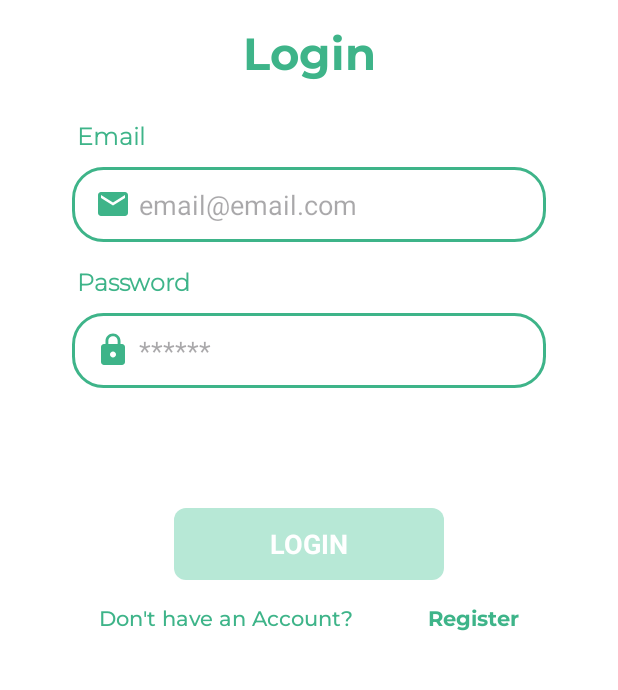
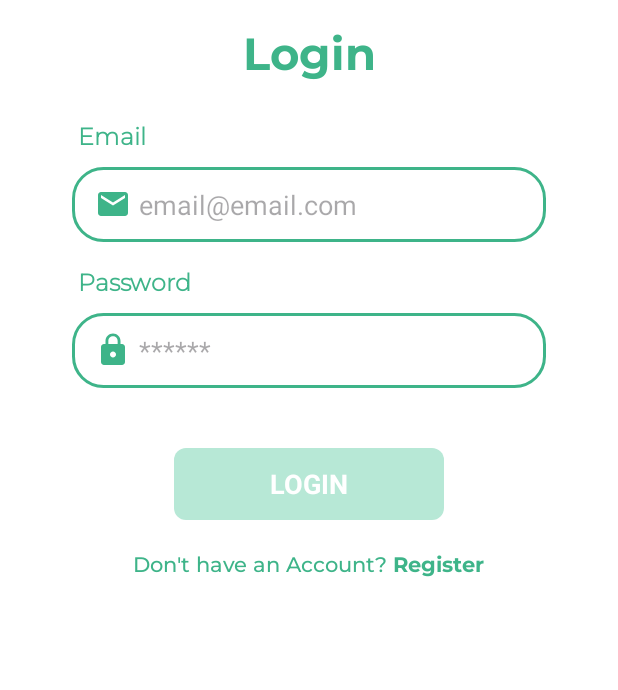
Before and after one commit to grandier/Nutricipe, an Android app: the LoginActivity screen opened directly, with no data from a screen before it, on a phone screen of 412 x 824 dp, the part 302-992 px from its top. Run offline under Robolectric (Android 15) with nearby library versions, the phone set to English and light mode, and no system bars.

Commit message:
fix bug in Form Login and Register

```diff
--- a/Mobile Development/app/src/main/res/layout/activity_login.xml
+++ b/Mobile Development/app/src/main/res/layout/activity_login.xml
@@ -9,7 +9,7 @@
 
     <androidx.constraintlayout.widget.ConstraintLayout
         android:layout_width="match_parent"
-        android:layout_height="match_parent"
+        android:layout_height="wrap_content"
         android:padding="16dp">
 
         <ImageView
@@ -29,7 +29,6 @@
             android:layout_width="wrap_content"
             android:layout_height="wrap_content"
             android:layout_marginTop="16dp"
-
             android:fontFamily="@font/montserrat_bold"
             android:text="@string/login"
             android:textColor="@color/mint"
@@ -39,119 +38,115 @@
             app:layout_constraintStart_toStartOf="parent"
             app:layout_constraintTop_toBottomOf="@id/iv_applogo" />
 
+        <LinearLayout
+            android:id="@+id/form_container"
+            android:layout_width="match_parent"
+            android:layout_height="wrap_content"
+            android:layout_marginTop="25dp"
+            android:orientation="vertical"
+            android:paddingStart="32dp"
+            android:paddingEnd="32dp"
+            app:layout_constraintEnd_toEndOf="parent"
+            app:layout_constraintStart_toStartOf="parent"
+            app:layout_constraintTop_toBottomOf="@+id/tv_login">
+
             <TextView
                 android:id="@+id/tv_email"
                 android:layout_width="wrap_content"
                 android:layout_height="wrap_content"
-            android:layout_marginStart="35dp"
-            android:layout_marginTop="25dp"
-
+                android:layout_marginStart="4dp"
                 android:fontFamily="@font/montserrat_light"
+                android:text="@string/email"
                 android:textColor="@color/mint"
-            android:text="@string/email"
                 android:textSize="16sp"
-            android:textStyle="bold"
-            app:layout_constraintStart_toStartOf="parent"
-            app:layout_constraintTop_toBottomOf="@+id/tv_login" />
+                android:textStyle="bold" />
 
             <com.capstone.nutricipe.ui.customview.EmailEditText
                 android:id="@+id/et_email"
-            android:layout_width="0dp"
+                android:layout_width="match_parent"
                 android:layout_height="50dp"
-            android:layout_marginStart="32dp"
                 android:layout_marginTop="10dp"
-            android:layout_marginEnd="32dp"
-
                 android:background="@drawable/edt_bg"
-            android:drawableLeft="@drawable/baseline_email_24"
+                android:drawableStart="@drawable/baseline_email_24"
                 android:drawablePadding="5dp"
                 android:gravity="start|center_vertical"
-            android:paddingLeft="15dp"
+                android:paddingStart="15dp"
+                android:paddingEnd="15dp"
                 android:paddingTop="5dp"
                 android:paddingBottom="5dp"
-            android:textColor="@color/black"
-            app:layout_constraintEnd_toEndOf="parent"
-            app:layout_constraintStart_toStartOf="parent"
-            app:layout_constraintTop_toBottomOf="@+id/tv_email" />
-
+                android:hint="@string/email_hint"
+                android:textColor="@color/black" />
 
             <TextView
                 android:id="@+id/tv_password"
                 android:layout_width="wrap_content"
                 android:layout_height="wrap_content"
-            android:layout_marginStart="35dp"
+                android:layout_marginStart="4dp"
                 android:layout_marginTop="16dp"
-
                 android:fontFamily="@font/montserrat_light"
                 android:text="@string/password"
                 android:textColor="@color/mint"
                 android:textSize="16sp"
-            android:textStyle="bold"
-            app:layout_constraintStart_toStartOf="parent"
-            app:layout_constraintTop_toBottomOf="@+id/et_email" />
+                android:textStyle="bold" />
 
             <com.capstone.nutricipe.ui.customview.PasswordEditText
                 android:id="@+id/et_password"
-            android:layout_width="0dp"
+                android:layout_width="match_parent"
                 android:layout_height="50dp"
-            android:layout_marginStart="32dp"
                 android:layout_marginTop="10dp"
-            android:layout_marginEnd="32dp"
-
                 android:background="@drawable/edt_bg"
-            android:drawableLeft="@drawable/baseline_lock_24"
+                android:drawableStart="@drawable/baseline_lock_24"
                 android:drawablePadding="5dp"
                 android:gravity="start|center_vertical"
-            android:paddingLeft="15dp"
+                android:paddingStart="15dp"
+                android:paddingEnd="15dp"
                 android:paddingTop="5dp"
                 android:paddingBottom="5dp"
-            android:textColor="@color/black"
-            app:layout_constraintEnd_toEndOf="parent"
-            app:layout_constraintStart_toStartOf="parent"
-            app:layout_constraintTop_toBottomOf="@+id/tv_password" />
-
+                android:hint="@string/password_hint"
+                android:textColor="@color/black" />
+        </LinearLayout>
 
         <com.capstone.nutricipe.ui.customview.ButtonLogin
             android:id="@+id/login_button"
             android:layout_width="0dp"
             android:layout_height="wrap_content"
             android:layout_marginStart="100dp"
-            android:layout_marginTop="80dp"
+            android:layout_marginTop="40dp"
             android:layout_marginEnd="100dp"
-
             android:enabled="false"
             app:layout_constraintEnd_toEndOf="parent"
             app:layout_constraintStart_toStartOf="parent"
-            app:layout_constraintTop_toBottomOf="@id/et_password" />
+            app:layout_constraintTop_toBottomOf="@id/form_container" />
+
+        <LinearLayout
+            android:layout_width="match_parent"
+            android:layout_height="wrap_content"
+            android:layout_marginTop="20dp"
+            android:gravity="center_horizontal"
+            android:orientation="horizontal"
+            app:layout_constraintTop_toBottomOf="@+id/login_button"
+            tools:layout_editor_absoluteX="16dp">
 
             <TextView
                 android:id="@+id/tv_account"
                 android:layout_width="wrap_content"
                 android:layout_height="wrap_content"
-            android:layout_marginTop="16dp"
                 android:fontFamily="@font/montserrat_medium"
-            android:textColor="@color/mint"
                 android:text="@string/dont_hv_acc"
-            app:layout_constraintEnd_toStartOf="@id/tv_register"
-            app:layout_constraintStart_toStartOf="parent"
-            app:layout_constraintTop_toBottomOf="@id/login_button" />
+                android:textColor="@color/mint" />
 
             <TextView
                 android:id="@+id/tv_register"
                 android:layout_width="wrap_content"
                 android:layout_height="wrap_content"
-            android:layout_marginTop="16dp"
-            android:layout_marginLeft="0dp"
+                android:layout_marginStart="4dp"
+                android:clickable="true"
                 android:fontFamily="@font/montserrat_bold"
+                android:text="@string/register"
                 android:textColor="@color/mint"
-            android:text="@string/register"
                 android:textStyle="bold"
-            android:clickable="true"
-            app:layout_constraintEnd_toEndOf="parent"
-            app:layout_constraintStart_toEndOf="@id/tv_account"
-            app:layout_constraintTop_toBottomOf="@id/login_button"
-            app:layout_constraintBaseline_toBaselineOf="@id/tv_account" />
-
+                tools:ignore="KeyboardInaccessibleWidget" />
+        </LinearLayout>
 
         <ProgressBar
             android:id="@+id/progressBar"
--- a/Mobile Development/app/src/main/res/layout/card_history.xml
+++ b/Mobile Development/app/src/main/res/layout/card_history.xml
@@ -38,7 +38,7 @@
             app:layout_constraintBottom_toBottomOf="parent"
             app:layout_constraintStart_toStartOf="parent"
             app:layout_constraintTop_toBottomOf="@+id/story_image"
-            android:text="Title" />
+            android:text="@string/title_ingredient" />
 
     </LinearLayout>
 
--- a/Mobile Development/app/src/main/res/values-night/themes.xml
+++ b/Mobile Development/app/src/main/res/values-night/themes.xml
@@ -1,7 +1,23 @@
 <resources xmlns:tools="http://schemas.android.com/tools">
     <!-- Base application theme. -->
     <style name="Base.Theme.Nutricipe" parent="Theme.Material3.DayNight.NoActionBar">
-        <!-- Customize your dark theme here. -->
-        <!-- <item name="colorPrimary">@color/my_dark_primary</item> -->
+        <!-- Primary brand color. -->
+        <item name="colorPrimary">@color/mint</item>
+        <item name="colorPrimaryVariant">@color/mint</item>
+        <item name="colorOnPrimary">@color/white</item>
+        <!-- Secondary brand color. -->
+        <item name="colorSecondary">@color/white</item>
+        <item name="colorSecondaryVariant">@color/white</item>
+        <item name="colorOnSecondary">@color/black</item>
+        <!-- Status bar color. -->
+        <item name="android:statusBarColor" tools:targetApi="l">?attr/colorPrimaryVariant</item>
+    </style>
+
+    <style name="roundedImageStyle" parent="ShapeAppearance.MaterialComponents.MediumComponent">
+        <item name="cornerFamily">rounded</item>
+        <item name="cornerSizeTopLeft">5dp</item>
+        <item name="cornerSizeTopRight">5dp</item>
+        <item name="cornerSizeBottomLeft">5dp</item>
+        <item name="cornerSizeBottomRight">5dp</item>
     </style>
 </resources>
--- a/Mobile Development/app/src/main/res/values/strings.xml
+++ b/Mobile Development/app/src/main/res/values/strings.xml
@@ -17,4 +17,8 @@
     <string name="hv_acc">Have an Account?</string>
     <string name="name">Name</string>
     <string name="logo">this is logo</string>
+    <string name="email_hint">name@email.com</string>
+    <string name="password_hint">12345678</string>
+    <string name="name_hint">Insert Your Full Name</string>
+    <string name="title_ingredient">Title</string>
 </resources>
--- a/Mobile Development/app/src/main/res/values/themes.xml
+++ b/Mobile Development/app/src/main/res/values/themes.xml
@@ -6,7 +6,7 @@
         <item name="colorPrimaryVariant">@color/mint</item>
         <item name="colorOnPrimary">@color/white</item>
         <!-- Secondary brand color. -->
-        <item name="colorSecondary">@color/white</item>
+        <item name="colorSecondary">@color/mint_200</item>
         <item name="colorSecondaryVariant">@color/white</item>
         <item name="colorOnSecondary">@color/black</item>
         <!-- Status bar color. -->
```
Also changed, not shown: Mobile Development/app/src/main/res/layout/activity_main.xml (+12 -0 lines), Mobile Development/app/src/main/res/layout/activity_register.xml (+60 -64 lines). Lines whose indentation alone changed are shown as unchanged.
